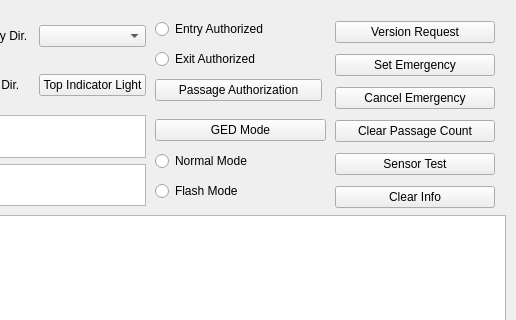
The window that src/view/ElisMainWidget.ui (chiplua/Rs128WinTest) describes before a commit, drawn with Qt 5; both pictures show x 515 to 1031 and y 225 to 545 of the 1031 by 647 pixel window.
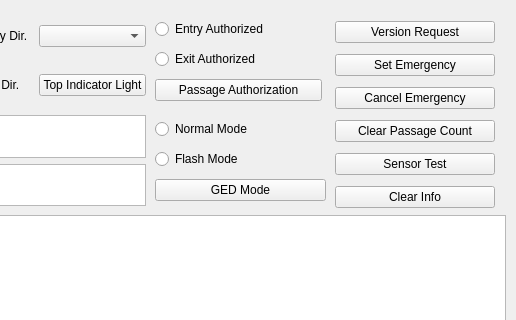
The same window after the commit.

Commit message: [UI-Framework-VLayoutNormalFlashGedMode]:Set normal, flash, ged mode layout

Diff of the .ui file:
```diff
--- a/src/view/ElisMainWidget.ui
+++ b/src/view/ElisMainWidget.ui
@@ -595,14 +595,7 @@
      <height>91</height>
     </rect>
    </property>
-   <layout class="QVBoxLayout" name="verticalLayout_7">
-    <item>
-     <widget class="QPushButton" name="btnGedMode">
-      <property name="text">
-       <string>GED Mode</string>
-      </property>
-     </widget>
-    </item>
+   <layout class="QVBoxLayout" name="vLayoutNormalFlashGedMode">
     <item>
      <widget class="QRadioButton" name="radioButton_7">
       <property name="text">
@@ -617,6 +610,13 @@
       </property>
      </widget>
     </item>
+    <item>
+     <widget class="QPushButton" name="btnGedMode">
+      <property name="text">
+       <string>GED Mode</string>
+      </property>
+     </widget>
+    </item>
    </layout>
   </widget>
   <widget class="QWidget" name="verticalLayoutWidget_7">
```
The commit also changes 1 other file.
